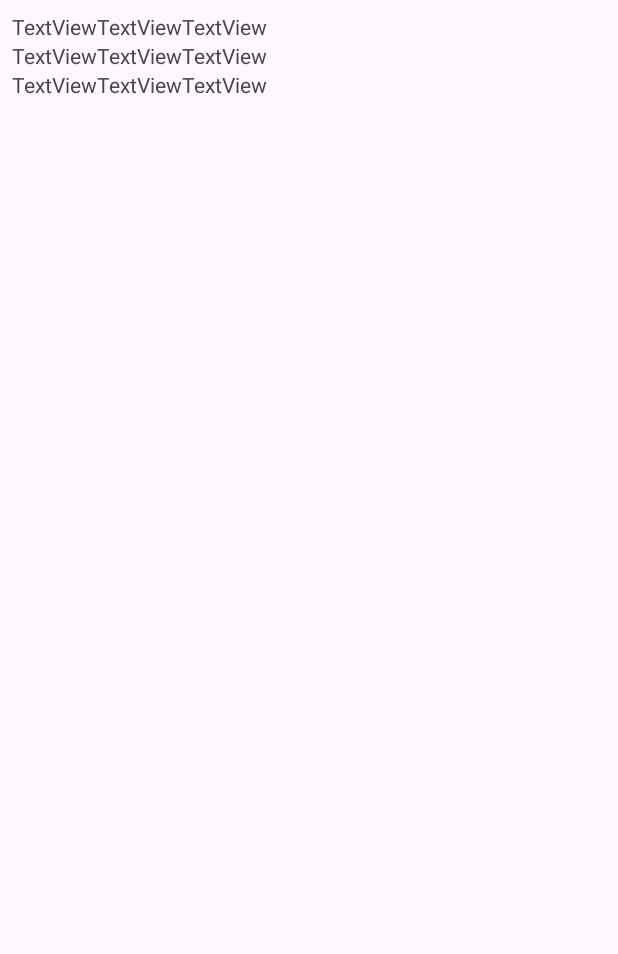
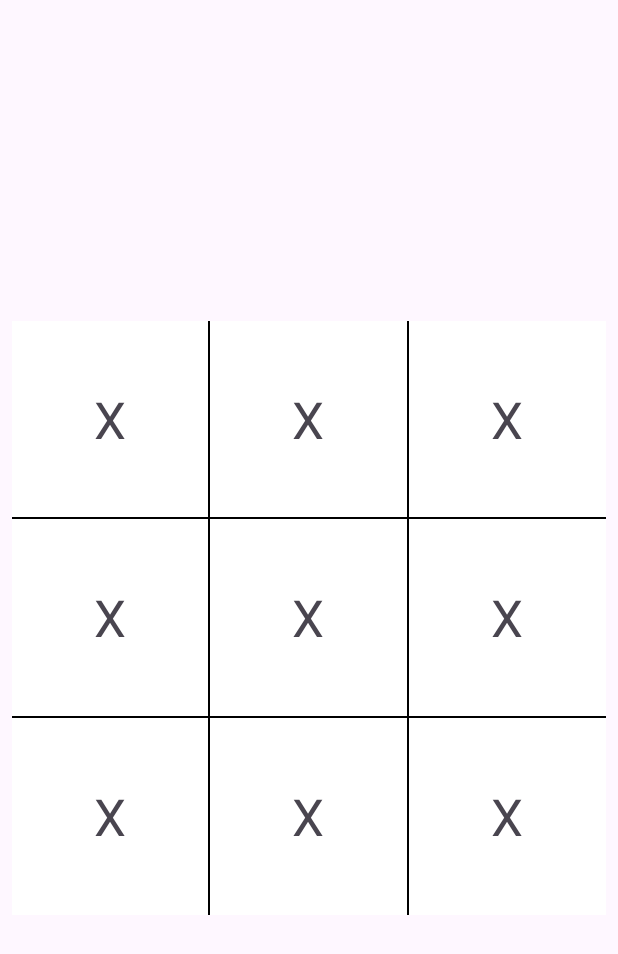
Before and after one commit to SoftdeveloperNeumann/TicTacToe_240328, an Android app: the layout activity_main.xml on its own in the app's theme, with its tools: preview values and no code run, on a phone screen of 412 x 824 dp. Shown: the top 954 px of the screen. Run offline under Robolectric (Android 15) with nearby library versions, the phone set to English and light mode, and no system bars.

Commit message:
fertiges Spielfeld

```diff
--- a/app/src/main/res/layout/activity_main.xml
+++ b/app/src/main/res/layout/activity_main.xml
@@ -1,5 +1,6 @@
 <?xml version="1.0" encoding="utf-8"?>
-<androidx.constraintlayout.widget.ConstraintLayout xmlns:android="http://schemas.android.com/apk/res/android"
+<androidx.constraintlayout.widget.ConstraintLayout
+    xmlns:android="http://schemas.android.com/apk/res/android"
     xmlns:app="http://schemas.android.com/apk/res-auto"
     xmlns:tools="http://schemas.android.com/tools"
     android:id="@+id/main"
@@ -15,78 +16,131 @@
         android:layout_marginTop="8dp"
         android:layout_marginEnd="8dp"
         android:layout_marginBottom="8dp"
+        android:background="@color/black"
         app:layout_constraintBottom_toBottomOf="parent"
+        app:layout_constraintDimensionRatio="1:1"
         app:layout_constraintEnd_toEndOf="parent"
         app:layout_constraintStart_toStartOf="parent"
         app:layout_constraintTop_toTopOf="parent">
 
         <TableRow
             android:layout_width="match_parent"
-            android:layout_height="match_parent" >
+            android:layout_height="match_parent"
+            android:layout_weight="1">
 
             <TextView
-                android:id="@+id/textView"
-                android:layout_width="wrap_content"
-                android:layout_height="wrap_content"
-                android:text="TextView" />
+                android:id="@+id/f0"
+                android:layout_width="match_parent"
+                android:layout_height="match_parent"
+                android:layout_weight="1"
+                android:background="@color/white"
+                android:gravity="center"
+                android:textSize="34sp"
+                tools:text="X" />
 
             <TextView
-                android:id="@+id/textView"
-                android:layout_width="wrap_content"
-                android:layout_height="wrap_content"
-                android:text="TextView" />
+                android:id="@+id/f1"
+                android:layout_width="match_parent"
+                android:layout_height="match_parent"
+                android:layout_marginStart="1dp"
+                android:layout_marginEnd="1dp"
+                android:layout_weight="1"
+                android:background="@color/white"
+                android:gravity="center"
+                android:textSize="34sp"
+                tools:text="X" />
 
             <TextView
-                android:id="@+id/textView"
-                android:layout_width="wrap_content"
-                android:layout_height="wrap_content"
-                android:text="TextView" />
+                android:id="@+id/f2"
+                android:layout_width="match_parent"
+                android:layout_height="match_parent"
+                android:layout_weight="1"
+                android:background="@color/white"
+                android:gravity="center"
+                android:textSize="34sp"
+                tools:text="X" />
         </TableRow>
 
         <TableRow
             android:layout_width="match_parent"
-            android:layout_height="match_parent" >
+            android:layout_height="match_parent"
+            android:layout_weight="1">
 
             <TextView
-                android:id="@+id/textView"
-                android:layout_width="wrap_content"
-                android:layout_height="wrap_content"
-                android:text="TextView" />
+                android:id="@+id/f3"
+                android:layout_width="match_parent"
+                android:layout_height="match_parent"
+                android:layout_marginTop="1dp"
+                android:layout_marginBottom="1dp"
+                android:layout_weight="1"
+                android:background="@color/white"
+                android:gravity="center"
+                android:textSize="34sp"
+                tools:text="X" />
 
             <TextView
-                android:id="@+id/textView"
-                android:layout_width="wrap_content"
-                android:layout_height="wrap_content"
-                android:text="TextView" />
+                android:id="@+id/f4"
+                android:layout_width="match_parent"
+                android:layout_height="match_parent"
+                android:layout_marginStart="1dp"
+                android:layout_marginTop="1dp"
+                android:layout_marginEnd="1dp"
+                android:layout_marginBottom="1dp"
+                android:layout_weight="1"
+                android:background="@color/white"
+                android:gravity="center"
+                android:textSize="34sp"
+                tools:text="X" />
 
             <TextView
-                android:id="@+id/textView"
-                android:layout_width="wrap_content"
-                android:layout_height="wrap_content"
-                android:text="TextView" />
+                android:id="@+id/f5"
+                android:layout_width="match_parent"
+                android:layout_height="match_parent"
+                android:layout_marginTop="1dp"
+                android:layout_marginBottom="1dp"
+                android:layout_weight="1"
+                android:background="@color/white"
+                android:gravity="center"
+                android:textSize="34sp"
+                tools:text="X" />
         </TableRow>
 
         <TableRow
             android:layout_width="match_parent"
-            android:layout_height="match_parent" >
+            android:layout_height="match_parent"
+            android:layout_weight="1">
 
             <TextView
-                android:id="@+id/textView"
-                android:layout_width="wrap_content"
-                android:layout_height="wrap_content"
-                android:text="TextView" />
+                android:id="@+id/f6"
+                android:layout_width="match_parent"
+                android:layout_height="match_parent"
+                android:layout_weight="1"
+                android:background="@color/white"
+                android:gravity="center"
+                android:textSize="34sp"
+                tools:text="X" />
 
             <TextView
-                android:id="@+id/textView"
-                android:layout_width="wrap_content"
-                android:layout_height="wrap_content"
-                android:text="TextView" />
+                android:id="@+id/f7"
+                android:layout_width="match_parent"
+                android:layout_height="match_parent"
+                android:layout_marginStart="1dp"
+                android:layout_marginEnd="1dp"
+                android:layout_weight="1"
+                android:background="@color/white"
+                android:gravity="center"
+                android:textSize="34sp"
+                tools:text="X" />
 
             <TextView
-                android:id="@+id/textView"
-                android:layout_width="wrap_content"
-                android:layout_height="wrap_content"
-                android:text="TextView" />
+                android:id="@+id/f8"
+                android:layout_width="match_parent"
+                android:layout_height="match_parent"
+                android:layout_weight="1"
+                android:background="@color/white"
+                android:gravity="center"
+                android:textSize="34sp"
+                tools:text="X" />
         </TableRow>
 
     </TableLayout>
```
